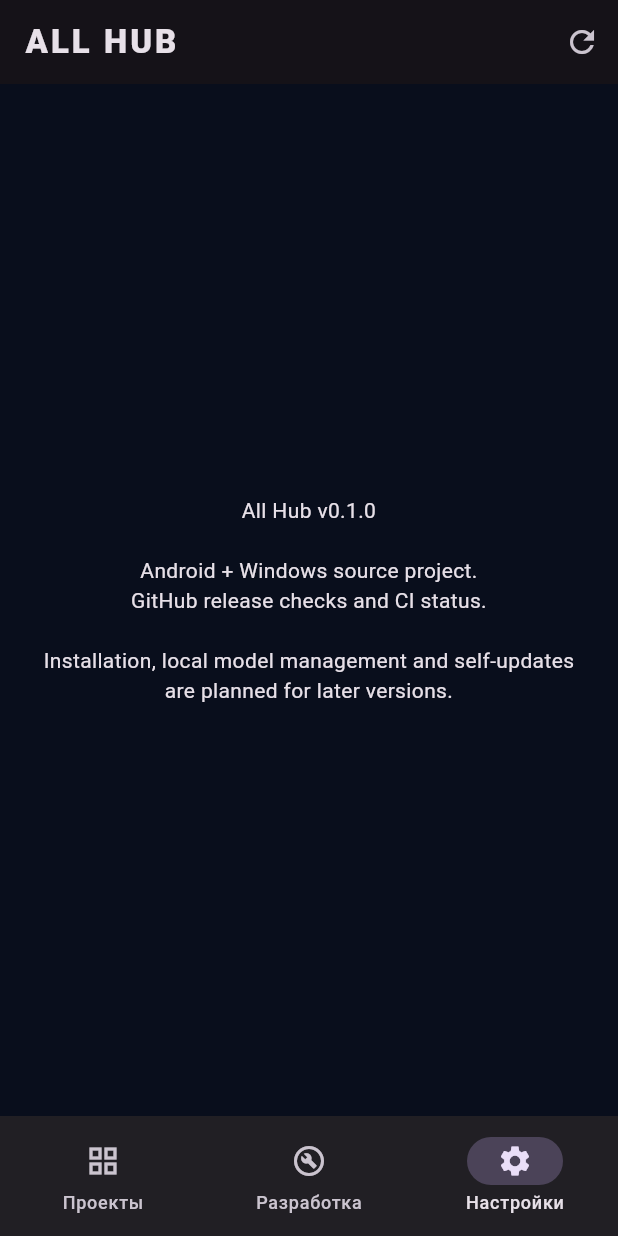
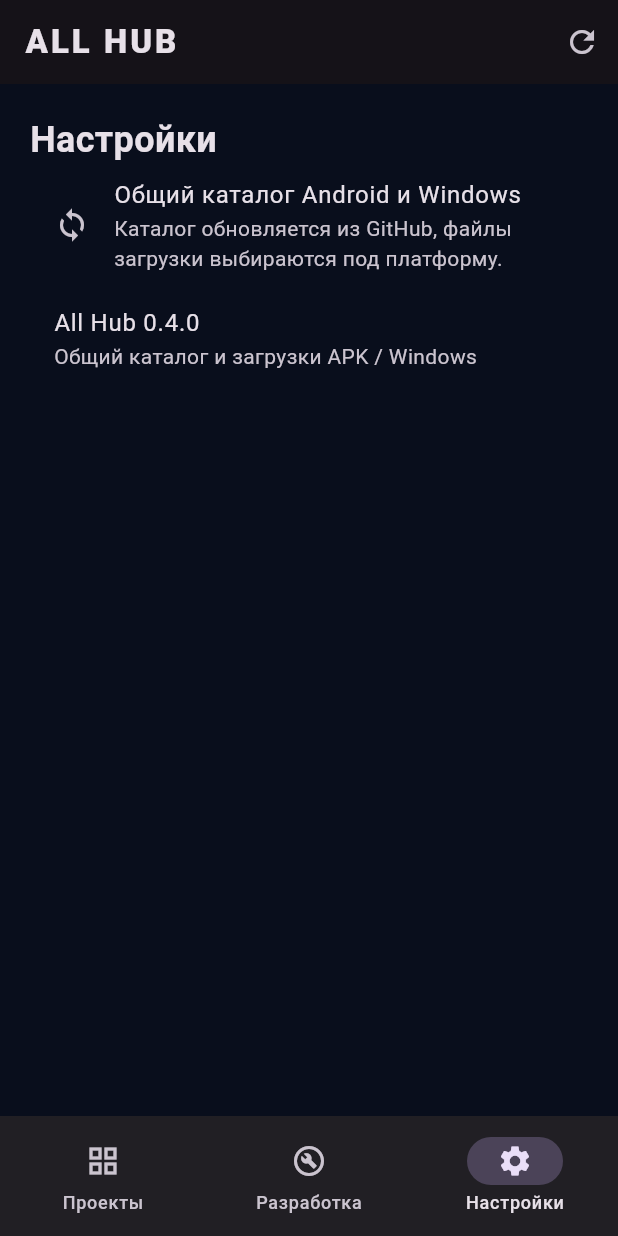
Before and after one commit to PerchikHot/all-hub, a Flutter app: the screen it shows after launch, item 3 of the bottom bar chosen, on a phone screen of 412 x 824 dp. Run offline on Flutter 3.47's test engine with Material 3 defaults, Android fonts, the phone set to English and light mode, and no system bars; our stand-ins replace file_picker, shared_preferences; network calls fail.

Commit message:
Replace obsolete About screen with live catalog and Windows cover settings

```diff
--- a/lib/main.dart
+++ b/lib/main.dart
@@ -120,7 +120,22 @@
       if (!snap.hasData) return const Center(child: CircularProgressIndicator());
       final items = snap.data!;
       if (tab == 1) return const DevelopmentCenter();
-      if (tab == 2) return const Center(child: Padding(padding: EdgeInsets.all(24), child: Text('All Hub v0.1.0\n\nAndroid + Windows source project.\nGitHub release checks and CI status.\n\nInstallation, local model management and self-updates are planned for later versions.', textAlign: TextAlign.center)));
+      if (tab == 2) return ListView(padding: const EdgeInsets.all(20), children: [
+        const Text('Настройки', style: TextStyle(fontSize: 24, fontWeight: FontWeight.bold)),
+        const ListTile(leading: Icon(Icons.sync), title: Text('Общий каталог Android и Windows'),
+          subtitle: Text('Каталог обновляется из GitHub, файлы загрузки выбираются под платформу.')),
+        if (Platform.isWindows) ...[
+          ValueListenableBuilder<int>(valueListenable: CoverSettings.revision,
+            builder: (context, _, _) => ListTile(title: const Text('Папка изображений'),
+              subtitle: Text(CoverSettings.folder ?? 'Не выбрана'))),
+          FilledButton(onPressed: () async { await CoverSettings.chooseFolder(); },
+            child: const Text('Выбрать папку')),
+          OutlinedButton(onPressed: () async { await CoverSettings.clear(); },
+            child: const Text('Сбросить папку')),
+        ],
+        const ListTile(title: Text('All Hub 0.4.0'),
+          subtitle: Text('Общий каталог и загрузки APK / Windows')),
+      ]);
       final filtered = items.where((p) => (!showOnlyAvailable || p.repo != null) && (category == 'All' || p.type.toLowerCase().contains(category.toLowerCase())) && (search.isEmpty || ('${p.name} ${p.description}').toLowerCase().contains(search.toLowerCase()))).toList();
       return ListView(padding: const EdgeInsets.all(16), children: [
         if (tab == 0) ...[const HubBanner(), const SizedBox(height: 20)],
```
